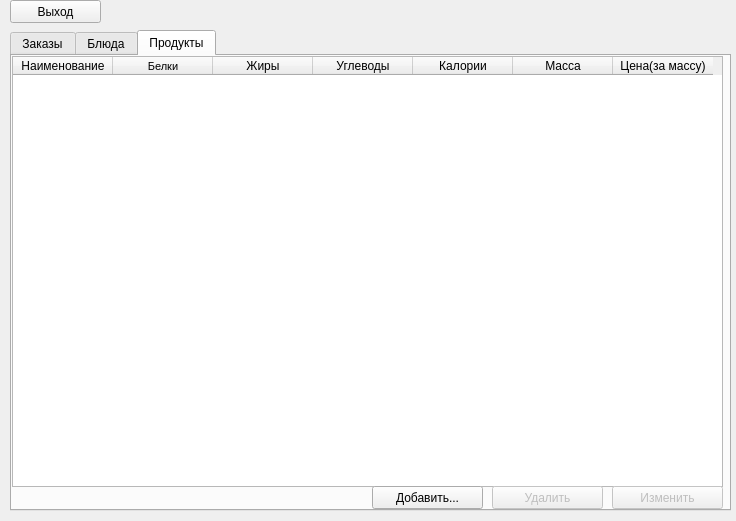
This is adminmenu.ui in 244sinfall/fastfoodDeliveryAggregator as Qt 5 draws it before an edit. The edited form follows.
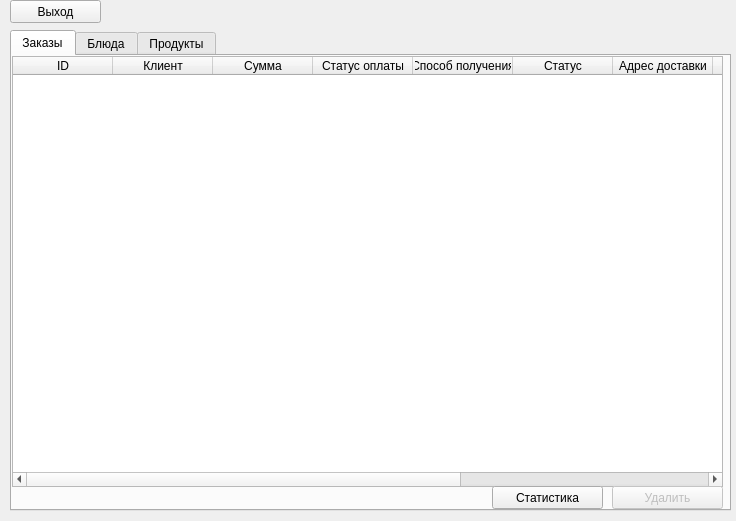
This is the edited form.

Commit message: optimization, orders

The edit to the form file:
```diff
--- a/adminmenu.ui
+++ b/adminmenu.ui
@@ -16,7 +16,7 @@
   <property name="windowTitle">
    <string>Панель администратора</string>
   </property>
-  <widget class="QTabWidget" name="productsTab">
+  <widget class="QTabWidget" name="adminSelector">
    <property name="geometry">
     <rect>
      <x>10</x>
@@ -37,9 +37,112 @@
       <rect>
        <x>0</x>
        <y>0</y>
-       <width>521</width>
-       <height>441</height>
+       <width>711</width>
+       <height>431</height>
       </rect>
+     </property>
+     <property name="editTriggers">
+      <set>QAbstractItemView::NoEditTriggers</set>
+     </property>
+     <column>
+      <property name="text">
+       <string>ID</string>
+      </property>
+     </column>
+     <column>
+      <property name="text">
+       <string>Клиент</string>
+      </property>
+     </column>
+     <column>
+      <property name="text">
+       <string>Сумма</string>
+      </property>
+     </column>
+     <column>
+      <property name="text">
+       <string>Статус оплаты</string>
+      </property>
+     </column>
+     <column>
+      <property name="text">
+       <string>Способ получения</string>
+      </property>
+     </column>
+     <column>
+      <property name="text">
+       <string>Статус</string>
+      </property>
+     </column>
+     <column>
+      <property name="text">
+       <string>Адрес доставки</string>
+      </property>
+     </column>
+     <column>
+      <property name="text">
+       <string>Телефон</string>
+      </property>
+     </column>
+     <column>
+      <property name="text">
+       <string>Время заказа</string>
+      </property>
+     </column>
+     <column>
+      <property name="text">
+       <string>Время готовности</string>
+      </property>
+     </column>
+     <column>
+      <property name="text">
+       <string>Состав заказа</string>
+      </property>
+     </column>
+    </widget>
+    <widget class="QPushButton" name="deleteOrderButton">
+     <property name="enabled">
+      <bool>false</bool>
+     </property>
+     <property name="geometry">
+      <rect>
+       <x>600</x>
+       <y>430</y>
+       <width>111</width>
+       <height>23</height>
+      </rect>
+     </property>
+     <property name="text">
+      <string>Удалить</string>
+     </property>
+    </widget>
+    <widget class="QPushButton" name="getStatsButton">
+     <property name="enabled">
+      <bool>true</bool>
+     </property>
+     <property name="geometry">
+      <rect>
+       <x>480</x>
+       <y>430</y>
+       <width>111</width>
+       <height>23</height>
+      </rect>
+     </property>
+     <property name="text">
+      <string>Статистика</string>
+     </property>
+    </widget>
+    <widget class="QLabel" name="orderStatusLabel">
+     <property name="geometry">
+      <rect>
+       <x>0</x>
+       <y>430</y>
+       <width>471</width>
+       <height>20</height>
+      </rect>
+     </property>
+     <property name="text">
+      <string/>
      </property>
     </widget>
    </widget>
@@ -187,11 +290,6 @@
       <property name="text">
        <string>Белки</string>
       </property>
-      <property name="font">
-       <font>
-        <pointsize>8</pointsize>
-       </font>
-      </property>
      </column>
      <column>
       <property name="text">
```
Left out of the diff: 13 changed lines with no effect on the pictures. The commit also changes 13 other files.
